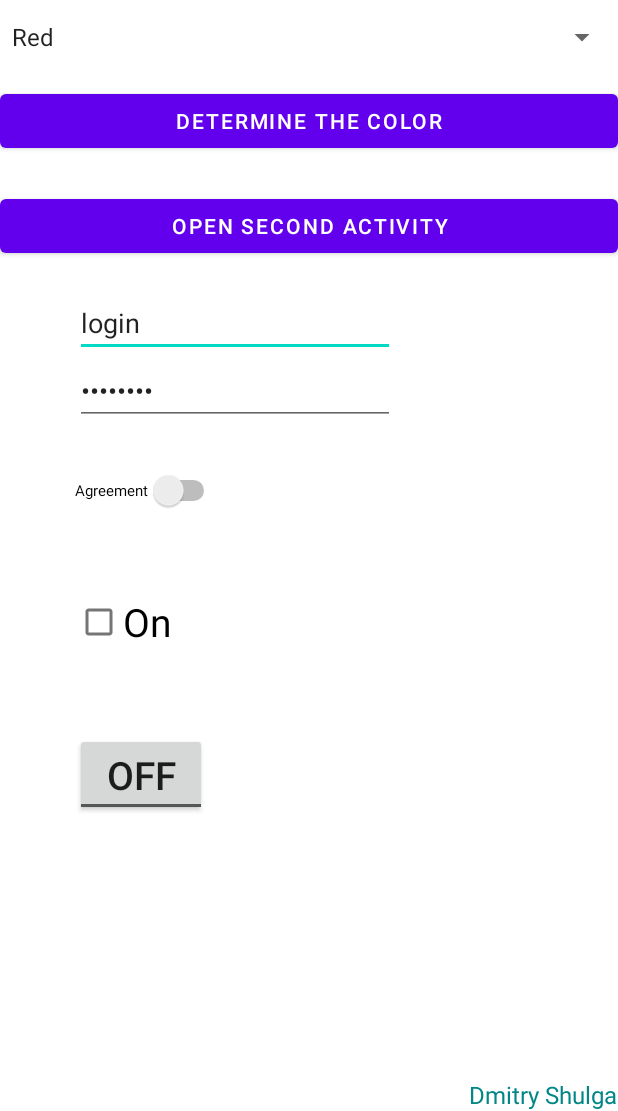
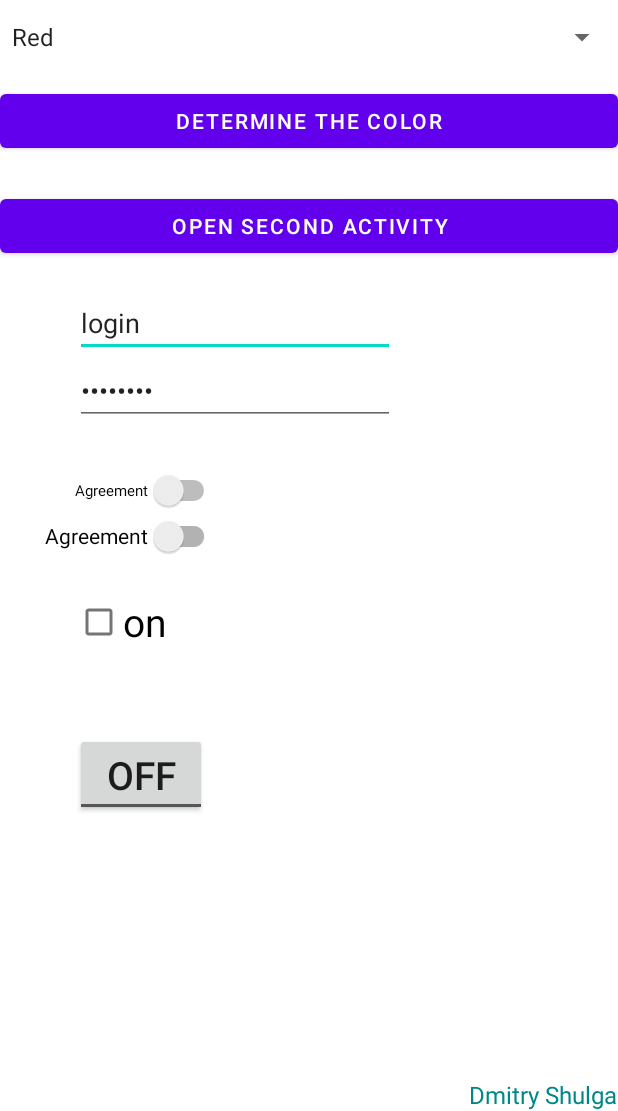
Before and after one commit to dshulgaster/AndroidFirst, an Android app: the screen it shows after launch (MainActivity), on a phone screen of 412 x 824 dp, the part 125-1236 px from its top. Run offline under Robolectric (Android 15) with nearby library versions, the phone set to English and light mode, and no system bars.

Commit message:
Lesson 01 (добавлен CalendarView, добавлены исключения файлов из .idea, косметические доработки)

```diff
--- a/app/src/main/java/gb/android_1/les01/MainActivity.java
+++ b/app/src/main/java/gb/android_1/les01/MainActivity.java
@@ -22,7 +22,7 @@ public class MainActivity extends AppCompatActivity implements View.OnClickListe
         spinnerColors = findViewById(R.id.spinnerColors);
         textViewDescriptionTemp = findViewById(R.id.textViewDescriptionTemp);
 
-        Button button = findViewById(R.id.buttonOpenSecondActivity);
+        Button button = findViewById(R.id.button_open_second_activity);
         button.setOnClickListener(this);
 
     }
--- a/app/src/main/res/layout/activity_main.xml
+++ b/app/src/main/res/layout/activity_main.xml
@@ -38,7 +38,7 @@
         app:layout_constraintTop_toTopOf="parent" />
 
     <Button
-        android:id="@+id/buttonFindDescription"
+        android:id="@+id/button_find_description"
         android:layout_width="0dp"
         android:layout_height="wrap_content"
         android:layout_marginTop="20dp"
@@ -49,7 +49,7 @@
         app:layout_constraintTop_toBottomOf="@+id/spinnerColors" />
 
     <Button
-        android:id="@+id/buttonOpenSecondActivity"
+        android:id="@+id/button_open_second_activity"
         android:layout_width="0dp"
         android:layout_height="wrap_content"
         android:layout_marginTop="90dp"
@@ -65,7 +65,7 @@
         android:layout_height="wrap_content"
         app:layout_constraintEnd_toEndOf="parent"
         app:layout_constraintStart_toStartOf="parent"
-        app:layout_constraintTop_toBottomOf="@+id/buttonFindDescription" />
+        app:layout_constraintTop_toBottomOf="@+id/button_find_description" />
 
     <EditText
         android:id="@+id/editTextLogin"
@@ -95,15 +95,26 @@
         app:layout_constraintTop_toBottomOf="@+id/editTextLogin" />
 
     <Switch
-        android:id="@+id/switchAgreement"
+        android:id="@+id/switch_agreement"
         android:layout_width="wrap_content"
         android:layout_height="wrap_content"
         android:layout_marginStart="50dp"
         android:layout_marginTop="30dp"
         android:text="@string/switchAgreement"
-        android:theme="@style/MySwitchStyle"
+        android:theme="@style/Theme.MySwitchStyle"
         app:layout_constraintStart_toStartOf="parent"
         app:layout_constraintTop_toBottomOf="@+id/editTextTextPassword" />
+
+    <androidx.appcompat.widget.SwitchCompat
+        android:id="@+id/switch_agreement_compact"
+        android:layout_width="wrap_content"
+        android:layout_height="wrap_content"
+        android:layout_marginStart="30dp"
+        android:layout_marginTop="50dp"
+        android:text="@string/switchAgreement"
+        app:layout_constraintStart_toStartOf="parent"
+        app:layout_constraintTop_toBottomOf="@+id/editTextTextPassword"
+        />
 
     <CheckBox
         android:id="@+id/enabledOnOff"
@@ -111,10 +122,10 @@
         android:layout_height="wrap_content"
         android:layout_marginStart="50dp"
         android:layout_marginTop="50dp"
-        android:text="On"
+        android:text="@string/touch_on"
         android:textSize="26sp"
         app:layout_constraintStart_toStartOf="parent"
-        app:layout_constraintTop_toBottomOf="@+id/switchAgreement" />
+        app:layout_constraintTop_toBottomOf="@+id/switch_agreement" />
 
     <ToggleButton
         android:id="@+id/toggleOnOff"
@@ -122,7 +133,7 @@
         android:layout_height="wrap_content"
         android:layout_marginStart="50dp"
         android:layout_marginTop="50dp"
-        android:text="On"
+        android:text="@string/touch_on"
         android:textSize="26sp"
         app:layout_constraintStart_toStartOf="parent"
         app:layout_constraintTop_toBottomOf="@+id/enabledOnOff" />
--- a/app/src/main/res/layout/activity_second.xml
+++ b/app/src/main/res/layout/activity_second.xml
@@ -27,5 +27,13 @@
         app:layout_constraintBottom_toBottomOf="parent"
         app:layout_constraintEnd_toEndOf="parent" />
 
+    <CalendarView
+        android:id="@+id/calendarView"
+        android:layout_width="wrap_content"
+        android:layout_height="wrap_content"
+        app:layout_constraintEnd_toEndOf="parent"
+        app:layout_constraintStart_toStartOf="parent"
+        app:layout_constraintTop_toBottomOf="@+id/textHiText2" />
+
 
 </androidx.constraintlayout.widget.ConstraintLayout>
--- a/app/src/main/res/values/strings.xml
+++ b/app/src/main/res/values/strings.xml
@@ -1,13 +1,15 @@
 <resources>
     <string name="app_name">les01</string>
     <string name="hi_text">My first App</string>
-    <string name="hi_text_second" translatable="false">Second activity</string>
+    <string name="hi_text_second" translatable="false">Second activity: calendar</string>
     <string name="sign_name">Dmitry Shulga</string>
     <string name="login" translatable="false">login</string>
     <string name="password" translatable="false">password</string>
     <string name="switchAgreement" translatable="false">Agreement</string>
     <string name="button_find_description">Determine the color</string>
     <string name="button_open_second_activity" translatable="false">Open second activity</string>
+    <string name="touch_on" translatable="false">on</string>
+    <string name="touch_off" translatable="false">off</string>
 
     <string-array name="colors">
         <item>Red</item>
@@ -17,9 +19,9 @@
     </string-array>
 
     <string-array name="description_of_temp">
-        <item>Напоминает кровь...</item>
-        <item>Как небо...</item>
-        <item>Крокодил такого цвета, да и ели...</item>
-        <item>Уточки кря-кря...</item>
+        <item>Напоминает кровь…</item>
+        <item>Как небо…</item>
+        <item>Крокодил такого цвета, да и ели…</item>
+        <item>Уточки кря-кря…</item>
     </string-array>
 </resources>
--- a/app/src/main/res/values/themes.xml
+++ b/app/src/main/res/values/themes.xml
@@ -13,6 +13,6 @@
         <item name="android:statusBarColor" tools:targetApi="l">?attr/colorPrimaryVariant</item>
         <!-- Customize your theme here. -->
     </style>
-    <style name="MySwitchStyle" parent = "Widget.AppCompat.CompoundButton.Switch">
+    <style name="Theme.MySwitchStyle" parent = "Widget.AppCompat.CompoundButton.Switch">
     </style>
 </resources>
```
Also changed, not shown: 1 other file.
